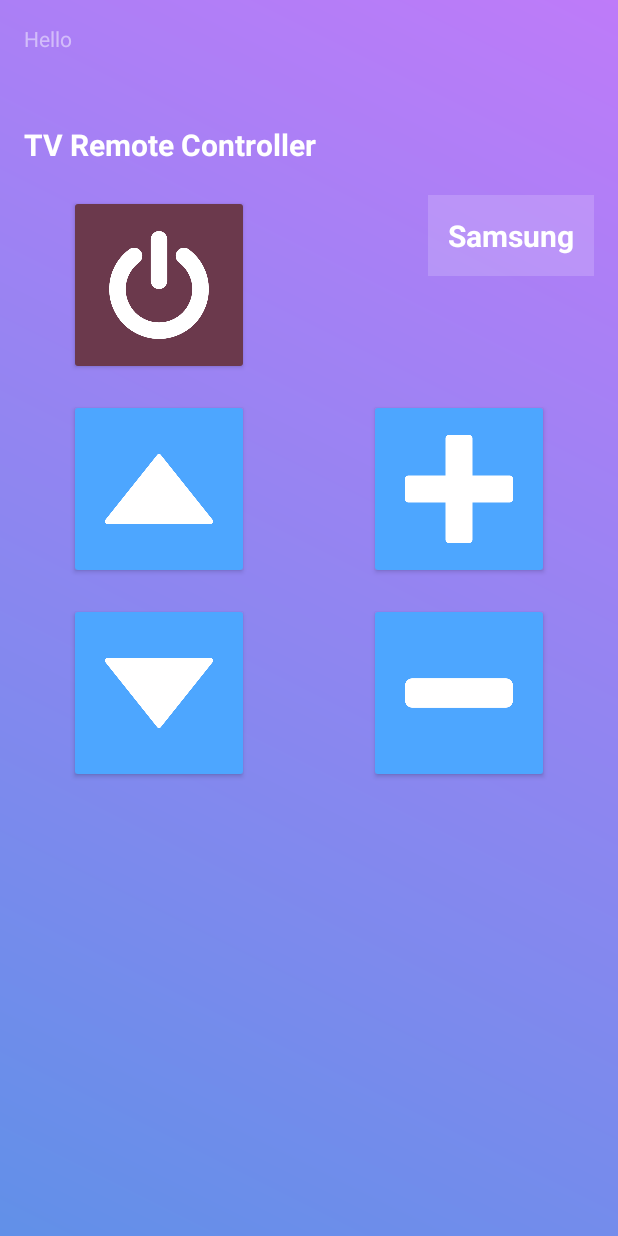
After one commit to 1412334/iot-smart-home, an Android app: the RemoteControlActivity screen opened directly, with no data from a screen before it, on a phone screen of 412 x 824 dp. The commit adds this screen. Run offline under Robolectric (Android 15) with nearby library versions, the phone set to English and light mode, and no system bars; our stand-ins replace ButterKnife, Firebase (no records; nobody signed in at launch, a user with empty details on screens opened directly).

Commit message:
add TV remote

```diff
--- a/app/build.gradle
+++ b/app/build.gradle
@@ -32,7 +32,7 @@ dependencies {
     implementation 'com.android.support:cardview-v7:27.1.1'
     implementation 'com.android.support:recyclerview-v7:27.1.1'
     implementation 'com.github.eluleci:flatui:3.0.0'
-    implementation ('io.socket:socket.io-client:1.0.0') {
+    implementation('io.socket:socket.io-client:1.0.0') {
         // excluding org.json which is provided by Android
         exclude group: 'org.json', module: 'json'
     }
--- a/app/src/main/java/com/example/phuc/iot_smart_home_v2/activities/ControlActivity.java
+++ b/app/src/main/java/com/example/phuc/iot_smart_home_v2/activities/ControlActivity.java
@@ -4,6 +4,7 @@ import android.app.Activity;
 import android.content.ActivityNotFoundException;
 import android.content.Intent;
 import android.content.SharedPreferences;
+import android.graphics.Point;
 import android.speech.RecognizerIntent;
 import android.support.annotation.NonNull;
 import android.support.annotation.Nullable;
@@ -78,6 +79,7 @@ public class ControlActivity extends Activity {
     FirebaseDatabase database = FirebaseDatabase.getInstance();
     DatabaseReference homeRef = database.getReference("component");
     DatabaseReference sensorRef = database.getReference("measure");
+
 
     @Override
     protected void onCreate(Bundle savedInstanceState) {
@@ -168,19 +170,17 @@ public class ControlActivity extends Activity {
         linearLayoutManager.setOrientation(LinearLayoutManager.VERTICAL);
         cardView.setLayoutManager(linearLayoutManager);
 
-
-        mAdapter = new ComponentAdapter(listComponents);
+        mAdapter = new ComponentAdapter(listComponents, this);
         mAdapter.setComponentAdaptListener(adapterListener);
         cardView.setAdapter(mAdapter);
         Toast.makeText(getApplicationContext(), "size: " + listComponents.size(), Toast.LENGTH_LONG).show();
-
 
     }
 
     private ComponentAdapter.ComponentAdapterListener adapterListener = new ComponentAdapter.ComponentAdapterListener() {
         @Override
         public void onItemClick(CardView item, Component comp, int position) {
-            //Toast.makeText(getApplicationContext(), comp.getDescription() + "  " + position, Toast.LENGTH_LONG).show();
+//            Toast.makeText(getApplicationContext(), comp.getDescription() + "  " + position, Toast.LENGTH_LONG).show();
         }
 
         @Override
--- /dev/null
+++ b/app/src/main/java/com/example/phuc/iot_smart_home_v2/activities/RemoteControlActivity.java
@@ -0,0 +1,79 @@
+package com.example.phuc.iot_smart_home_v2.activities;
+
+import android.content.SharedPreferences;
+import android.media.MediaPlayer;
+import android.os.Bundle;
+import android.support.v7.app.AppCompatActivity;
+import android.view.View;
+import android.view.Window;
+import android.widget.ArrayAdapter;
+import android.widget.ImageButton;
+import android.widget.Spinner;
+import android.widget.TextView;
+
+import com.example.phuc.iot_smart_home_v2.R;
+import com.google.firebase.database.DatabaseReference;
+import com.google.firebase.database.FirebaseDatabase;
+
+import butterknife.BindView;
+
+public class RemoteControlActivity extends AppCompatActivity {
+
+    TextView txtName;
+    Spinner spinner;
+    ImageButton btnPower;
+    ImageButton btnChannelUp;
+    ImageButton btnChannelDown;
+    ImageButton btnVolumeUp;
+    ImageButton btnVolumeDown;
+
+    MediaPlayer soundBtn;
+
+    SharedPreferences sharedPreferences;
+
+    @Override
+    protected void onCreate(Bundle savedInstanceState) {
+        super.onCreate(savedInstanceState);
+        this.requestWindowFeature(Window.FEATURE_NO_TITLE);
+        setContentView(R.layout.activity_remote_control);
+
+        sharedPreferences = getSharedPreferences("dataLogin", MODE_PRIVATE);
+
+        soundBtn = MediaPlayer.create(this, R.raw.buttonsound);
+
+        txtName = findViewById(R.id.txt_username);
+        spinner = findViewById(R.id.spinner);
+        btnPower = findViewById(R.id.btn_power);
+        btnChannelUp = findViewById(R.id.btn_channel_up);
+        btnChannelDown = findViewById(R.id.btn_channel_down);
+        btnVolumeUp = findViewById(R.id.btn_volume_up);
+        btnVolumeDown = findViewById(R.id.btn_volume_down);
+
+        String[] productLines = {"Samsung", "LG"};
+        ArrayAdapter<String> adapter = new ArrayAdapter<>(getApplicationContext(), R.layout.spinner_item, productLines);
+        adapter.setDropDownViewResource(android.R.layout.simple_spinner_dropdown_item);
+        spinner.setAdapter(adapter);
+
+        txtName.setText(sharedPreferences.getString("name", ""));
+    }
+
+    public void powerClick(View v) {
+        soundBtn.start();
+    }
+
+    public void channelUpClick(View v) {
+        soundBtn.start();
+    }
+
+    public void channelDownClick(View v) {
+        soundBtn.start();
+    }
+
+    public void volumeUpClick(View v) {
+        soundBtn.start();
+    }
+
+    public void volumeDownClick(View v) {
+        soundBtn.start();
+    }
+}
--- a/app/src/main/java/com/example/phuc/iot_smart_home_v2/adapter/ComponentAdapter.java
+++ b/app/src/main/java/com/example/phuc/iot_smart_home_v2/adapter/ComponentAdapter.java
@@ -1,24 +1,33 @@
 package com.example.phuc.iot_smart_home_v2.adapter;
 
+import android.annotation.SuppressLint;
+import android.app.Activity;
 import android.content.Context;
+import android.content.Intent;
+import android.graphics.Point;
 import android.support.v7.widget.CardView;
 import android.support.v7.widget.RecyclerView;
+import android.util.Log;
 import android.view.LayoutInflater;
+import android.view.MotionEvent;
 import android.view.View;
 import android.view.ViewGroup;
 import android.widget.CompoundButton;
-import android.widget.ImageView;
+import android.widget.ImageButton;
 import android.widget.ListView;
 import android.widget.SeekBar;
 import android.widget.Switch;
 import android.widget.TextView;
+import android.widget.Toast;
 import android.widget.ToggleButton;
 
 import com.cengalabs.flatui.views.FlatSeekBar;
 import com.example.phuc.iot_smart_home_v2.R;
+import com.example.phuc.iot_smart_home_v2.activities.RemoteControlActivity;
 import com.example.phuc.iot_smart_home_v2.components.Component;
 
 import java.util.ArrayList;
+import java.util.logging.Logger;
 
 import butterknife.BindView;
 import butterknife.ButterKnife;
@@ -28,13 +37,17 @@ import butterknife.OnClick;
 public class ComponentAdapter extends RecyclerView.Adapter<ComponentAdapter.ViewHolder> {
     ArrayList<Component> listComponents;
 
+    Activity activity;
+
     // Provide a suitable constructor (depends on the kind of dataset)
-    public ComponentAdapter(ArrayList<Component> listComponents) {
+    public ComponentAdapter(ArrayList<Component> listComponents, Activity activity) {
         this.listComponents = listComponents;
+        this.activity = activity;
     }
 
     // Configure Adapter Listener events
     private ComponentAdapterListener mListener;
+
 
     public void setComponentAdaptListener(ComponentAdapterListener mListener) {
         this.mListener = mListener;
@@ -54,7 +67,7 @@ public class ComponentAdapter extends RecyclerView.Adapter<ComponentAdapter.View
         private Context context;
 
         @BindView(R.id.icon_component)
-        ImageView icon_component;
+        ImageButton icon_component;
 
         @BindView(R.id.tvdesription)
         TextView txtDescription;
@@ -74,11 +87,14 @@ public class ComponentAdapter extends RecyclerView.Adapter<ComponentAdapter.View
         private Component comp;
         private int position;
 
+        Point p;
+
         public void setComp(Component comp, int position) {
             this.comp = comp;
             this.position = position;
         }
 
+        @SuppressLint("ClickableViewAccessibility")
         public ViewHolder(View itemView) {
             super(itemView);
             this.context = itemView.getContext();
@@ -98,6 +114,25 @@ public class ComponentAdapter extends RecyclerView.Adapter<ComponentAdapter.View
                 @Override
                 public void onStopTrackingTouch(SeekBar seekBar) {
 
+                }
+            });
+
+            // Set opacity-change animation on touching
+            icon_component.setOnTouchListener(new View.OnTouchListener() {
+                @Override
+                public boolean onTouch(View v, MotionEvent motionEvent) {
+                    switch (motionEvent.getAction()) {
+                        case MotionEvent.ACTION_DOWN: {
+                            v.setAlpha(0.5f);
+                            break;
+                        }
+                        case MotionEvent.ACTION_UP:
+                        case MotionEvent.ACTION_CANCEL: {
+                            v.setAlpha(1f);
+                            break;
+                        }
+                    }
+                    return false;
                 }
             });
         }
@@ -130,17 +165,30 @@ public class ComponentAdapter extends RecyclerView.Adapter<ComponentAdapter.View
         // - replace the contents of the view with that elements
         Component component = listComponents.get(position);
 
+        holder.txtStatus.setText(component.getValue() == 1 ? "ON" : "OFF");
         switch (component.getType()) {
             case "light":
                 holder.icon_component.setImageResource(R.drawable.light);
-                holder.txtStatus.setText(component.getValue() == 1 ? "ON" : "OFF");
                 break;
             case "fan":
                 holder.icon_component.setImageResource(R.drawable.fan);
-                holder.txtStatus.setText(component.getValue() == 1 ? "ON" : "OFF");
+                break;
             case "air-conditioner":
                 holder.icon_component.setImageResource(R.drawable.air_conditioner);
-                holder.txtStatus.setText(component.getValue() == 1 ? "ON" : "OFF");
+                break;
+            case "tv":
+                holder.icon_component.setImageResource(R.drawable.tv);
+                holder.icon_component.setOnClickListener(new View.OnClickListener() {
+                    @Override
+                    public void onClick(View view) {
+                        Intent remoteControl = new Intent(activity, RemoteControlActivity.class);
+                        activity.startActivity(remoteControl);
+                    }
+                });
+                break;
+            default:
+                holder.icon_component.setImageResource(R.drawable.light);
+
         }
 
         holder.opacity.setProgress(component.getOpacity());
--- /dev/null
+++ b/app/src/main/res/layout/activity_remote_control.xml
@@ -0,0 +1,145 @@
+<?xml version="1.0" encoding="utf-8"?>
+<LinearLayout xmlns:android="http://schemas.android.com/apk/res/android"
+    xmlns:tools="http://schemas.android.com/tools"
+    android:layout_width="match_parent"
+    android:layout_height="match_parent"
+    android:paddingBottom="@dimen/activity_vertical_margin"
+    android:paddingLeft="@dimen/activity_horizontal_margin"
+    android:paddingRight="@dimen/activity_horizontal_margin"
+    android:paddingTop="@dimen/activity_vertical_margin"
+    android:background="@drawable/venice"
+    android:orientation="vertical"
+    tools:context=".activities.RemoteControlActivity">
+
+    <TextView
+        android:id="@+id/txt_Hello"
+        android:layout_width="wrap_content"
+        android:layout_height="wrap_content"
+        android:text="@string/hello"
+        android:textColor="@color/transparent_pw"/>
+
+    <TextView
+        android:id="@+id/txt_username"
+        android:layout_width="wrap_content"
+        android:layout_height="wrap_content"
+        android:text="@string/username_dashboard"
+        android:textColor="@color/white"
+        android:textStyle="bold|italic"
+        android:layout_marginBottom="20dp"
+        android:textSize="@dimen/size_large"
+        />
+
+    <TextView
+        android:layout_width="wrap_content"
+        android:layout_height="wrap_content"
+        android:text="@string/tv_control"
+        android:textColor="@color/white"
+        android:textStyle="bold"
+        android:layout_marginBottom="20dp"
+        android:textSize="@dimen/size_large"
+        />
+
+    <LinearLayout
+        android:layout_width="match_parent"
+        android:layout_height="wrap_content"
+        android:gravity="center"
+        android:orientation="vertical">
+
+        <RelativeLayout
+            android:layout_width="match_parent"
+            android:layout_height="wrap_content"
+            android:paddingLeft="@dimen/button_margin"
+            android:layout_marginBottom="@dimen/space_normal">
+
+            <ImageButton
+                android:id="@+id/btn_power"
+                android:layout_width="@dimen/button"
+                android:layout_height="@dimen/button"
+                android:layout_alignParentLeft="true"
+                style="@style/RemoteButton"
+                android:padding="@dimen/space_large"
+                android:backgroundTint="@color/bg_gradient_end"
+                android:scaleType="fitCenter"
+                android:src="@drawable/power"
+                android:onClick="powerClick"/>
+
+            <Spinner
+                android:id="@+id/spinner"
+                style="@style/Widget.AppCompat.Spinner.DropDown"
+                android:layout_width="wrap_content"
+                android:layout_height="wrap_content"
+                android:layout_alignParentRight="true"
+                android:padding="@dimen/space_small"
+                android:background="@color/transparent_bg"
+                android:minWidth="100dp" />
+
+        </RelativeLayout>
+
+        <RelativeLayout
+            android:layout_width="match_parent"
+            android:layout_height="wrap_content"
+            android:paddingLeft="@dimen/button_margin"
+            android:paddingRight="@dimen/button_margin"
+            >
+
+            <LinearLayout
+                android:layout_width="wrap_content"
+                android:layout_height="match_parent"
+                android:layout_alignParentLeft="true"
+                android:orientation="vertical">
+                <ImageButton
+                    android:id="@+id/btn_channel_up"
+                    android:layout_width="@dimen/button"
+                    android:layout_height="@dimen/button"
+                    android:backgroundTint="@color/light_blue"
+                    android:padding="@dimen/space_large"
+                    android:layout_marginBottom="@dimen/space_normal"
+                    style="@style/RemoteButton"
+                    android:scaleType="fitCenter"
+                    android:src="@drawable/up_channel"
+                    android:onClick="channelUpClick"/>
+                <ImageButton
+                    android:id="@+id/btn_channel_down"
+                    android:layout_width="@dimen/button"
+                    android:layout_height="@dimen/button"
+                    style="@style/RemoteButton"
+                    android:padding="@dimen/space_large"
+                    android:scaleType="fitCenter"
+                    android:backgroundTint="@color/light_blue"
+                    android:src="@drawable/down_channel"
+                    android:onClick="channelDownClick"/>
+            </LinearLayout>
+
+            <LinearLayout
+                android:layout_width="wrap_content"
+                android:layout_height="match_parent"
+                android:layout_alignParentRight="true"
+                android:orientation="vertical">
+                <ImageButton
+                    android:id="@+id/btn_volume_up"
+                    android:layout_width="@dimen/button"
+                    android:layout_height="@dimen/button"
+                    android:layout_marginBottom="@dimen/space_normal"
+                    style="@style/RemoteButton"
+                    android:padding="@dimen/space_large"
+                    android:scaleType="fitCenter"
+                    android:backgroundTint="@color/light_blue"
+                    android:src="@drawable/plus"
+                    android:onClick="volumeUpClick"/>
+                <ImageButton
+                    android:id="@+id/btn_volume_down"
+                    android:layout_width="@dimen/button"
+                    android:layout_height="@dimen/button"
+                    style="@style/RemoteButton"
+                    android:padding="@dimen/space_large"
+                    android:scaleType="fitCenter"
+                    android:backgroundTint="@color/light_blue"
+                    android:src="@drawable/minus"
+                    android:onClick="volumeDownClick"/>
+            </LinearLayout>
+
+        </RelativeLayout>
+
+    </LinearLayout>
+
+</LinearLayout>
--- a/app/src/main/res/layout/item_cardview.xml
+++ b/app/src/main/res/layout/item_cardview.xml
@@ -18,7 +18,7 @@
         android:padding="15dp"
         android:background="@android:color/transparent">
 
-        <ImageView
+        <ImageButton
             android:id="@+id/icon_component"
             android:layout_width="@dimen/item"
             android:layout_height="@dimen/item"
@@ -26,7 +26,9 @@
             android:layout_alignParentTop="true"
             android:layout_below="@+id/seekbar"
             android:layout_marginLeft="15dp"
-            android:layout_marginBottom="25dp"/>
+            android:layout_marginBottom="25dp"
+            android:scaleType="fitCenter"
+            android:background="@android:color/transparent"/>
 
         <TextView
             android:id="@+id/tvstatus"
--- /dev/null
+++ b/app/src/main/res/layout/spinner_item.xml
@@ -0,0 +1,10 @@
+<?xml version="1.0" encoding="utf-8"?>
+<TextView
+    xmlns:android="http://schemas.android.com/apk/res/android"
+    android:layout_width="match_parent"
+    android:layout_height="wrap_content"
+    android:textSize="@dimen/size_large"
+    android:gravity="left"
+    android:textColor="@color/white"
+    android:textStyle="bold"
+    android:padding="5dip" />
--- a/app/src/main/res/values/colors.xml
+++ b/app/src/main/res/values/colors.xml
@@ -9,6 +9,7 @@
     <color name="deep_purple_500">#673AB7</color>
     <color name="indigo_500">#3F51B5</color>
     <color name="blue_500">#2196F3</color>
+    <color name="light_blue">#4da6ff</color>
     <color name="cyan_500">#00BCD4</color>
     <color name="light_blue_500">#03A9F4</color>
     <color name="transparent_bg">#2affffff</color>
--- a/app/src/main/res/values/dimens.xml
+++ b/app/src/main/res/values/dimens.xml
@@ -13,5 +13,7 @@
     <dimen name="activity_vertical_margin">16dp</dimen>
     <dimen name="fab_margin">16dp</dimen>
     <dimen name="space_normal_x">12dp</dimen>
-    <dimen name="item">75dp</dimen>
+    <dimen name="item">80dp</dimen>
+    <dimen name="button">120dp</dimen>
+    <dimen name="button_margin">30dp</dimen>
 </resources>
--- a/app/src/main/res/values/strings.xml
+++ b/app/src/main/res/values/strings.xml
@@ -16,4 +16,6 @@
     <string name="speech_prompt">Say something…</string>
     <string name="speech_not_supported">Sorry! Your device doesn\'t support speech input</string>
     <string name="electric">Chart of Electric Consumption in 7 days</string>
+    <string name="title_activity_remote_control">RemoteControlActivity</string>
+    <string name="tv_control">TV Remote Controller</string>
 </resources>
--- a/app/src/main/res/values/styles.xml
+++ b/app/src/main/res/values/styles.xml
@@ -12,4 +12,17 @@
         <item name="android:colorControlActivated">#148E13</item>
     </style>
 
+    <style name="AppTheme.NoActionBar">
+        <item name="windowActionBar">false</item>
+        <item name="windowNoTitle">true</item>
+    </style>
+
+    <style name="AppTheme.AppBarOverlay" parent="ThemeOverlay.AppCompat.Dark.ActionBar" />
+
+    <style name="AppTheme.PopupOverlay" parent="ThemeOverlay.AppCompat.Light" />
+
+    <style name="RemoteButton" parent="Widget.AppCompat.Button.Colored">
+        <item name="android:padding">@dimen/space_normal</item>
+        <item name="background">?android:attr/selectableItemBackground</item>
+    </style>
 </resources>
```
Also changed, not shown: app/src/main/AndroidManifest.xml (+6 -2 lines), app/src/main/res/drawable/down_channel.png (added), app/src/main/res/drawable/minus.png (added), app/src/main/res/drawable/plus.png (added), app/src/main/res/drawable/power.png (added), app/src/main/res/drawable/tv.png (added), app/src/main/res/drawable/up_channel.png (added), 1 other file.
